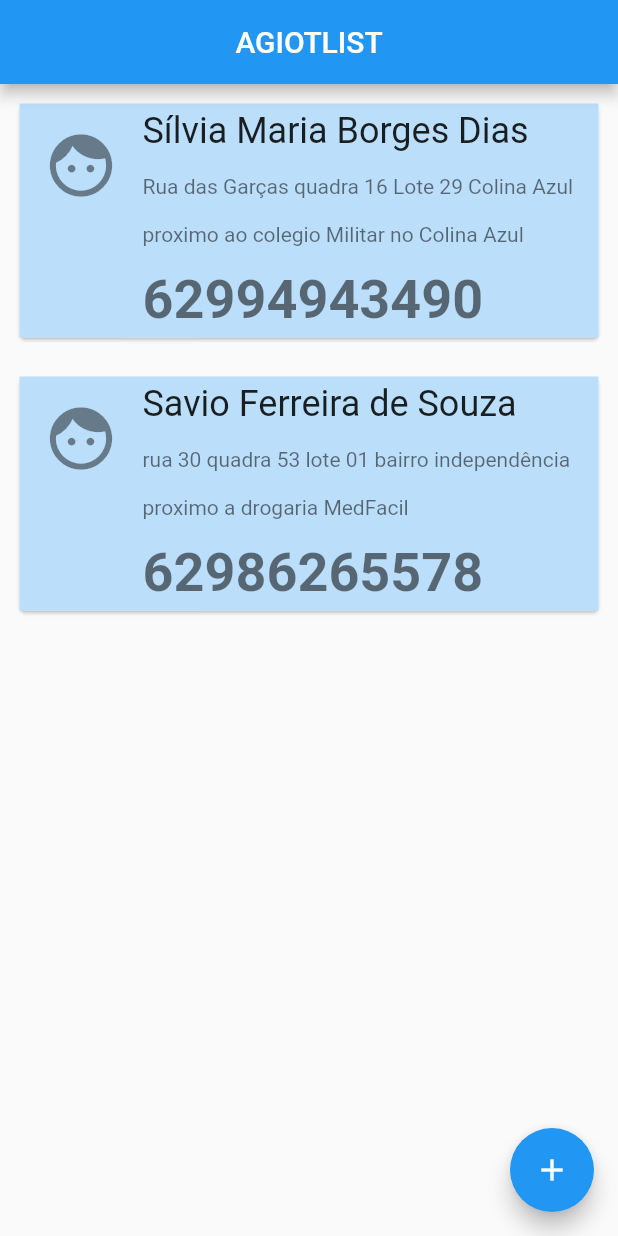
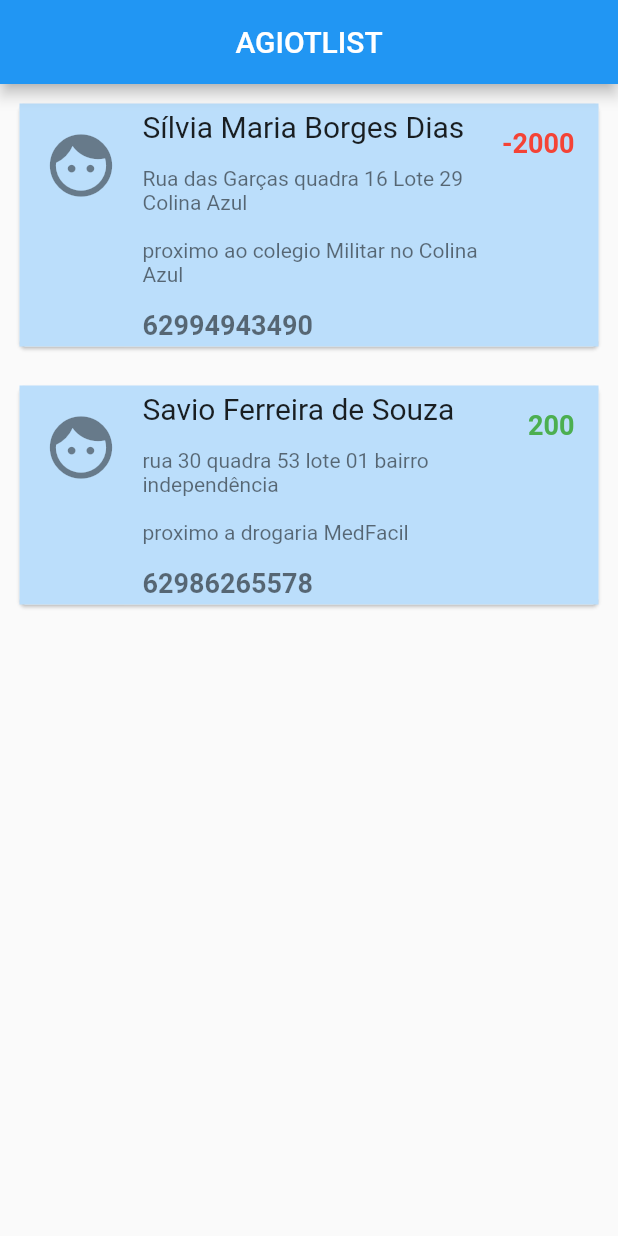
Before and after one commit to SavioFS/MeusClientes, a Flutter app: the screen it shows after launch, on a phone screen of 412 x 824 dp. Run offline on Flutter 3.47's test engine with Material 2 defaults, Android fonts, the phone set to English and light mode, and no system bars.

```diff
--- a/MeusClientes/lib/dart/test.dart
+++ b/MeusClientes/lib/dart/test.dart
@@ -3,7 +3,7 @@ import 'package:http/http.dart' as http;
 void main() {
   var url = 'http://localhost:1337/clientes';
 
-  var dados = http.get(url).then((value) => {
+  http.get(url).then((value) => {
         print(value.body),
       });
 }
--- a/MeusClientes/lib/main.dart
+++ b/MeusClientes/lib/main.dart
@@ -30,15 +30,8 @@ class MyHomePage extends StatefulWidget {
 }
 
 class _MyHomePageState extends State<MyHomePage> {
-  int _counter = 0;
-
-  void _incrementCounter() {
-    setState(() {
-      _counter++;
-    });
-  }
-
-  Widget construirCard(String nome, String endereco, String telefone) {
+  Widget construirCard(
+      {String nome, String endereco, String telefone, dynamic saldo}) {
     return Padding(
       padding: const EdgeInsets.all(8.0),
       child: Card(
@@ -50,10 +43,19 @@ class _MyHomePageState extends State<MyHomePage> {
               Icons.face,
               size: 50,
             ),
-            title: Text(nome,
-            style: TextStyle(
-              fontSize: 24,
-            ),),
+            title: Text(
+              nome,
+              style: TextStyle(
+                fontSize: 20,
+              ),
+            ),
+            trailing: Text(
+              saldo.toString(),
+              style: TextStyle(
+                fontWeight: FontWeight.bold, fontSize: 18,
+                color: saldo > 0 ? Colors.green : Colors.red,
+              ),
+            ),
             subtitle: Column(
               crossAxisAlignment: CrossAxisAlignment.stretch,
               children: [
@@ -64,9 +66,10 @@ class _MyHomePageState extends State<MyHomePage> {
                 SizedBox(
                   height: 15,
                 ),
-                Text(telefone,
-                style: TextStyle(fontWeight: FontWeight.bold,
-                fontSize: 36),),
+                Text(
+                  telefone,
+                  style: TextStyle(fontWeight: FontWeight.bold, fontSize: 18),
+                ),
               ],
             ),
           ),
@@ -84,7 +87,7 @@ class _MyHomePageState extends State<MyHomePage> {
         "telefone": "62994943490",
         "endereco":
             "Rua das Garças quadra 16 Lote 29 Colina Azul\n\nproximo ao colegio Militar no Colina Azul",
-        "saldo": 2000,
+        "saldo": -2000,
         "created_at": "2021-01-23T21:45:22.000Z",
         "updated_at": "2021-01-23T21:45:22.000Z"
       },
@@ -107,32 +110,38 @@ class _MyHomePageState extends State<MyHomePage> {
         ),
         centerTitle: true,
       ),
-      body: Column(
+      body: ListView.builder(
+        itemCount: lista.length,
+        itemBuilder: (context, index) {
+          return construirCard(
+              nome: lista[index]['nome'],
+              endereco: lista[index]['endereco'],
+              telefone: lista[index]['telefone'],
+              saldo: lista[index]['saldo']);
+        },
+      ),
+
+      /*Column(
         children: [
           construirCard(
-            lista[0]['nome'],
-            lista[0]['endereco'],
-            lista[0]['telefone'],
-          ),
+              nome: lista[0]['nome'],
+              endereco: lista[0]['endereco'],
+              telefone: lista[0]['telefone'],
+              saldo: lista[0]['saldo']),
           construirCard(
-            lista[1]['nome'],
-            lista[1]['endereco'],
-            lista[1]['telefone'],
-          ),
+              nome: lista[1]['nome'],
+              endereco: lista[1]['endereco'],
+              telefone: lista[1]['telefone'],
+              saldo: lista[1]['saldo']),
         ],
-      ),
+      ),*/
 
-      /*ListView.builder(
-        itemCount: lista.length,
-        itemBuilder: (context, index) {
-          return Text(lista[index]['nome']);
-        },
-      ),*/
-      floatingActionButton: FloatingActionButton(
-        onPressed: _incrementCounter,
-        tooltip: 'Increment',
-        child: Icon(Icons.add),
-      ),
+
+      // floatingActionButton: FloatingActionButton(
+      //   onPressed: _incrementCounter,
+      //   tooltip: 'Increment',
+      //   child: Icon(Icons.add),
+      // ),
     );
   }
 }
```
